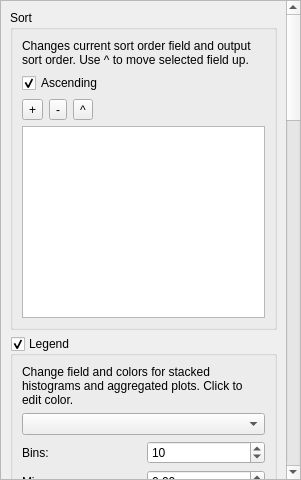
The window that ui/ControlPanel.ui (nstander/DatView) describes before a commit, drawn with Qt 5.
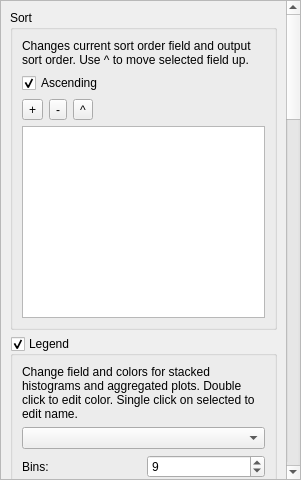
The same window after the commit.

Commit message: Stacked Histograms! Options under legend. modelcfg has defaults for colors and initial field for legend, don\'t include tag at all to start without stacking.

Diff of the .ui file:
```diff
--- a/ui/ControlPanel.ui
+++ b/ui/ControlPanel.ui
@@ -37,7 +37,7 @@
         <x>0</x>
         <y>0</y>
         <width>299</width>
-        <height>2214</height>
+        <height>2230</height>
        </rect>
       </property>
       <layout class="QVBoxLayout" name="verticalLayout_7">
@@ -147,7 +147,7 @@
           <item>
            <widget class="QLabel" name="label_3">
             <property name="text">
-             <string>Change field and colors for stacked histograms and aggregated plots. Click to edit color.</string>
+             <string>Change field and colors for stacked histograms and aggregated plots. Double click to edit color. Single click on selected to edit name.</string>
             </property>
             <property name="wordWrap">
              <bool>true</bool>
@@ -172,7 +172,7 @@
                <number>1</number>
               </property>
               <property name="value">
-               <number>10</number>
+               <number>9</number>
               </property>
              </widget>
             </item>
```
Left out of the diff: 6 changed lines with no effect on the pictures. The commit also changes 7 other files.
